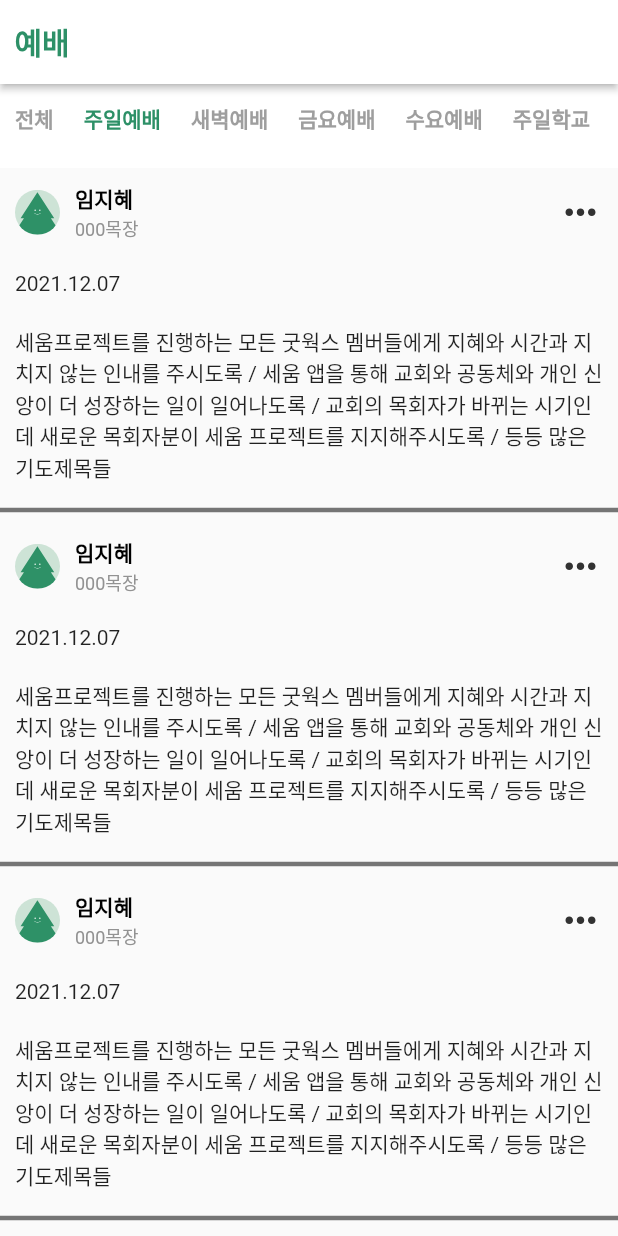
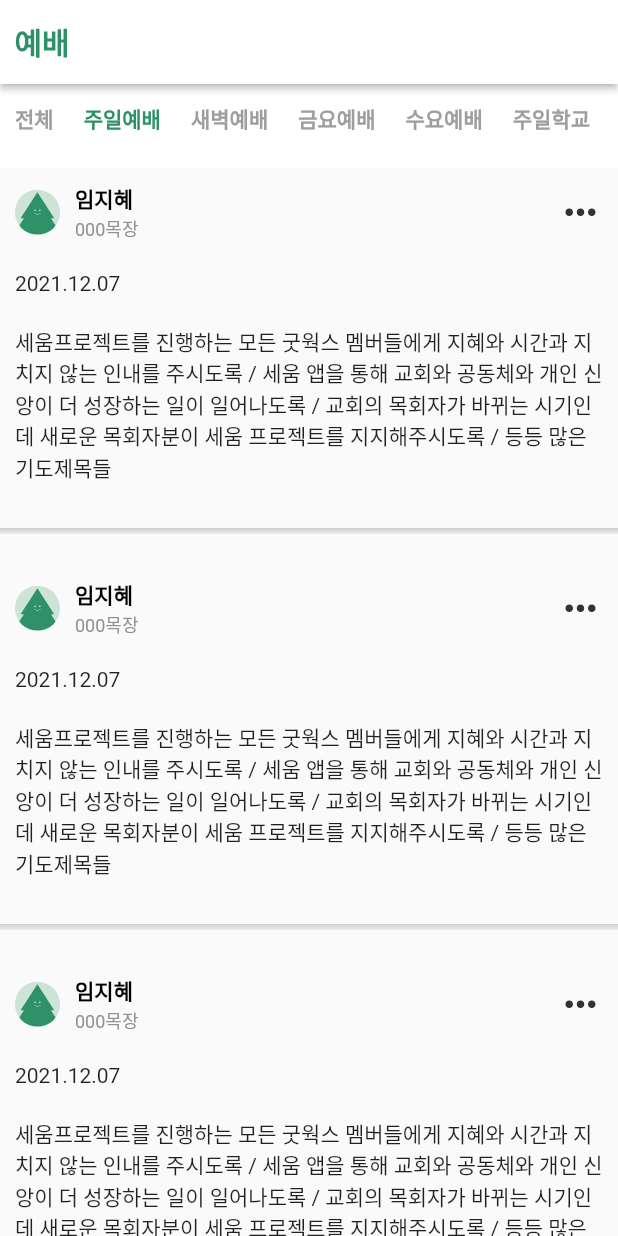
Before and after one commit to MollyKim/goodworks, a Flutter app: the Worship screen opened by its route, tab 2 chosen, on a phone screen of 412 x 824 dp. Run offline on Flutter 3.47's test engine with Material 2 defaults, Android fonts, the phone set to English and light mode, and no system bars; our stand-ins replace cached_network_image, carousel_slider, dio, flutter_svg, fluttertoast, get and 8 more; missing offline and left inert: flutter_animated_dialog, flutter_picker; accounts and stored records are empty; generated files the repository leaves out were written again; network calls fail; Roboto replaces fonts that are missing (AppleSDGothicNeo); project files that could hold a hidden picture were left out.

Commit message:
feat: divider

```diff
--- a/lib/screens/community/community.dart
+++ b/lib/screens/community/community.dart
@@ -5,6 +5,7 @@ import 'package:get/get.dart';
 import 'package:practice/controllers/church_controller.dart';
 import 'package:practice/controllers/community_controller.dart';
 import 'package:practice/screens/community/post_list.dart';
+import 'package:practice/util/seperator.dart';
 import 'package:pull_to_refresh/pull_to_refresh.dart';
 
 class Community extends StatefulWidget {
@@ -97,9 +98,7 @@ class _CommunityState extends State<Community> {
           child: ListView.separated(
             itemCount: communityController.communityList.resultData?.length ?? 1,
             separatorBuilder: (context, index) {
-              return Divider(
-                thickness: 2.0,
-              );
+              return CustomSeparator();
             },
             itemBuilder: (BuildContext context, int index) {
               return CommunityPostList(index);
--- a/lib/screens/home/post_list.dart
+++ b/lib/screens/home/post_list.dart
@@ -17,7 +17,6 @@ class HomePostList extends StatelessWidget {
 
     return GestureDetector(
       onTap: () async {
-        print("123");
         await feedController.getFeedDetail(
             churchId:
             feedController.feedList.resultData?[index].churchId ?? 1,
--- a/lib/screens/worship/worship.dart
+++ b/lib/screens/worship/worship.dart
@@ -6,6 +6,7 @@ import 'package:flutter_svg/flutter_svg.dart';
 import 'package:get/get.dart';
 import 'package:practice/screens/pray/pray_post_list.dart';
 import 'package:practice/screens/worship/worship_post_list.dart';
+import 'package:practice/util/seperator.dart';
 import 'package:pull_to_refresh/pull_to_refresh.dart';
 
 class Worship extends StatefulWidget {
@@ -115,10 +116,7 @@ class _WorshipState extends State<Worship> with TickerProviderStateMixin {
               child: ListView.separated(
                 itemCount: 5,
                 separatorBuilder: (context, index) {
-                  return Divider(
-                    thickness: 3.0,
-                    color: Colors.grey[600],
-                  );
+                  return CustomSeparator();
                 },
                 itemBuilder: (BuildContext context, int index) {
                   return WorshipPostList();
@@ -128,10 +126,7 @@ class _WorshipState extends State<Worship> with TickerProviderStateMixin {
             ListView.separated(
               itemCount: 5,
               separatorBuilder: (context, index) {
-                return Divider(
-                  thickness: 3.0,
-                  color: Colors.grey[600],
-                );
+                return CustomSeparator();
               },
               itemBuilder: (BuildContext context, int index) {
                 return PrayPostList();
@@ -140,10 +135,7 @@ class _WorshipState extends State<Worship> with TickerProviderStateMixin {
             ListView.separated(
               itemCount: 5,
               separatorBuilder: (context, index) {
-                return Divider(
-                  thickness: 3.0,
-                  color: Colors.grey[600],
-                );
+                return CustomSeparator();
               },
               itemBuilder: (BuildContext context, int index) {
                 return PrayPostList();
@@ -152,10 +144,7 @@ class _WorshipState extends State<Worship> with TickerProviderStateMixin {
             ListView.separated(
               itemCount: 5,
               separatorBuilder: (context, index) {
-                return Divider(
-                  thickness: 3.0,
-                  color: Colors.grey[600],
-                );
+                return CustomSeparator();
               },
               itemBuilder: (BuildContext context, int index) {
                 return PrayPostList();
@@ -164,10 +153,7 @@ class _WorshipState extends State<Worship> with TickerProviderStateMixin {
             ListView.separated(
               itemCount: 5,
               separatorBuilder: (context, index) {
-                return Divider(
-                  thickness: 3.0,
-                  color: Colors.grey[600],
-                );
+                return CustomSeparator();
               },
               itemBuilder: (BuildContext context, int index) {
                 return PrayPostList();
@@ -176,10 +162,7 @@ class _WorshipState extends State<Worship> with TickerProviderStateMixin {
             ListView.separated(
               itemCount: 5,
               separatorBuilder: (context, index) {
-                return Divider(
-                  thickness: 3.0,
-                  color: Colors.grey[600],
-                );
+                return CustomSeparator();
               },
               itemBuilder: (BuildContext context, int index) {
                 return PrayPostList();
--- a/lib/services/community/community_service.dart
+++ b/lib/services/community/community_service.dart
@@ -20,4 +20,12 @@ abstract class CommunityService {
       @Path("churchID") String churchID,
       @Path("communityID") String communityID,
       );
+
+  @POST('/api/v1/seum/church/{churchID}/community/{communityID}/feed')
+  Future<CommunityModel> postCommunityPost(
+      @Header('Authorization') String token,
+      @Path("churchID") String churchID,
+      @Path("communityID") String communityID,
+      @Body() Map<String,dynamic> body,
+      );
 }
--- a/lib/services/feed/feed_list_model.dart
+++ b/lib/services/feed/feed_list_model.dart
@@ -35,7 +35,7 @@ class FeedListResultData {
   final Avatar avatar;
   final String? title;
   final String? content;
-  final int? feedType;
+  final int? feedType; // 커뮤니티, 공개, 교회소식(공지), 주보
   final int? feedStatus;
   final bool? pinned;
   final bool? myFavorite;
--- /dev/null
+++ b/lib/util/seperator.dart
@@ -0,0 +1,24 @@
+import 'package:flutter/cupertino.dart';
+import 'package:flutter/material.dart';
+
+class CustomSeparator extends StatelessWidget {
+  @override
+  Widget build(BuildContext context) {
+    return Padding(
+      padding: const EdgeInsets.symmetric(vertical: 20.0),
+      child: SizedBox(
+        width: double.infinity,
+        height: 4,
+        child: Container(
+          decoration: BoxDecoration(
+            gradient: LinearGradient(
+              begin: Alignment.topCenter,
+              end: Alignment.bottomCenter,
+              colors: [Color(0xffcdcdcd), Color(0xffeeeeee)],
+            ),
+          ),
+        ),
+      ),
+    );
+  }
+}
```
Also changed, not shown: lib/controllers/community_controller.dart (+12 -0 lines), lib/screens/community/write_community_post.dart (+51 -21 lines), lib/screens/home/home.dart (+4 -11 lines), lib/screens/pray/pray.dart (+3 -8 lines), lib/services/community/community_service.g.dart.
